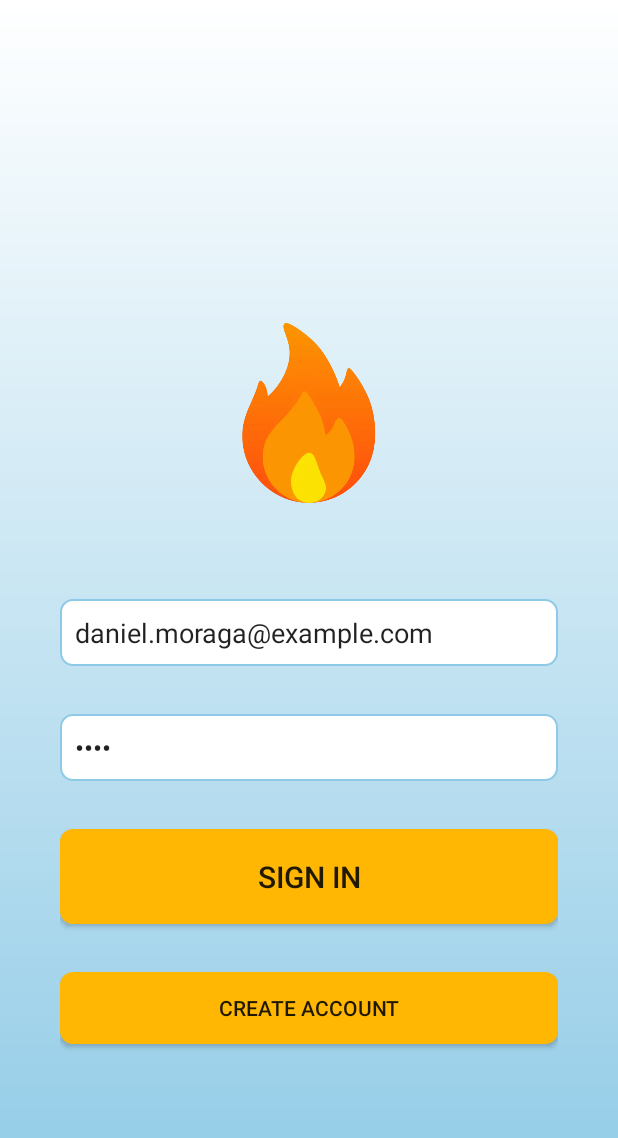
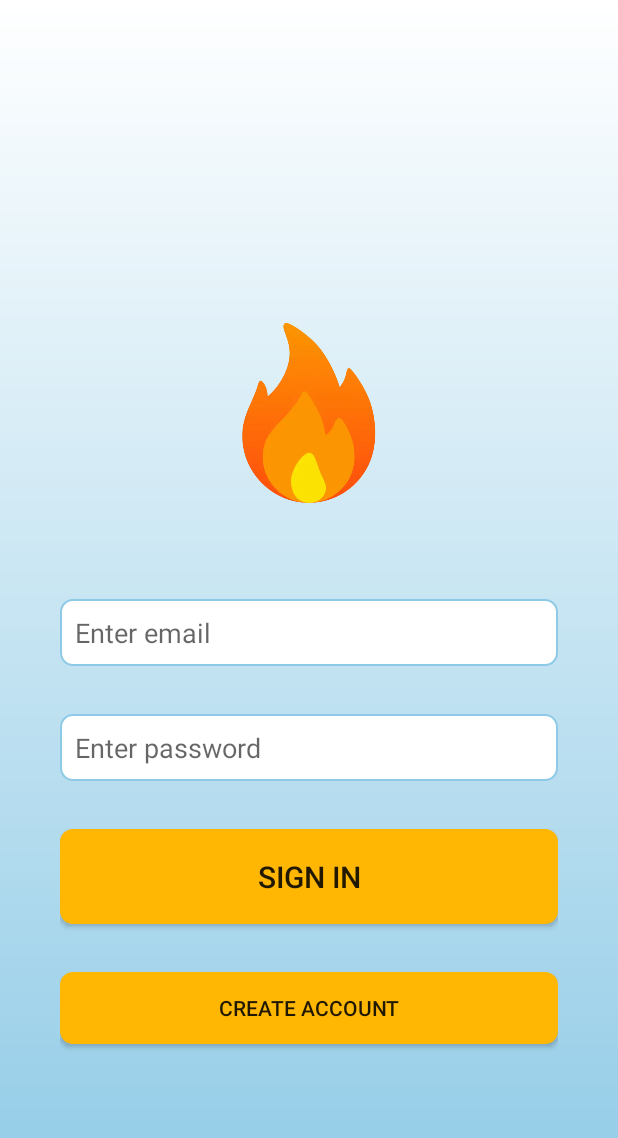
Before and after one commit to danilo2420/FireBnB, an Android app: the screen it shows after launch (MainActivity), after a tap on "SIGN IN", on a phone screen of 412 x 824 dp. Shown: the top 1138 px of the screen. Run offline under Robolectric (Android 15) with nearby library versions, the phone set to English and light mode, and no system bars; our stand-ins replace navigation-ui.

Commit message:
Final commit

```diff
--- a/front/app/src/main/java/com/example/firebnb/model/api/FirebnbRepository.kt
+++ b/front/app/src/main/java/com/example/firebnb/model/api/FirebnbRepository.kt
@@ -14,8 +14,8 @@ class FirebnbRepository {
     val firebnbApi: FirebnbApi
     init {
         firebnbApi = Retrofit.Builder()
-            .baseUrl("http://10.0.2.2:5000/") // local
-            // .baseUrl("https://firebnbapi-production.up.railway.app") // deployed api
+            // .baseUrl("http://10.0.2.2:5000/") // local
+            .baseUrl("https://firebnbapi-production.up.railway.app") // deployed api
             .addConverterFactory(MoshiConverterFactory.create())
             .build()
             .create()
--- a/front/app/src/main/java/com/example/firebnb/view/LoginFragment.kt
+++ b/front/app/src/main/java/com/example/firebnb/view/LoginFragment.kt
@@ -34,8 +34,8 @@ class LoginFragment : Fragment() {
         initializeEvents()
 
         // THIS IS FOR TESTING:
-        binding.edtLoginEmail.setText("daniel.moraga@example.com")
-        binding.edtLoginPassword.setText("test")
+        // binding.edtLoginEmail.setText("daniel.moraga@example.com")
+        // binding.edtLoginPassword.setText("test")
 
         return binding.root
     }
```
Also changed, not shown: 13 other files.
